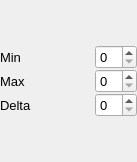
Qt form src/gui/keywordwidgets/vec3integer.ui (disorderedmaterials/dissolve) before a commit.
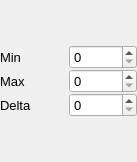
The same form after that commit.

What changed in the file:
```diff
--- a/src/gui/keywordwidgets/vec3integer.ui
+++ b/src/gui/keywordwidgets/vec3integer.ui
@@ -44,14 +44,7 @@
       </widget>
      </item>
      <item row="0" column="1">
-      <widget class="QSpinBox" name="Spin1">
-       <property name="sizePolicy">
-        <sizepolicy hsizetype="Fixed" vsizetype="Fixed">
-         <horstretch>0</horstretch>
-         <verstretch>0</verstretch>
-        </sizepolicy>
-       </property>
-      </widget>
+      <widget class="QSpinBox" name="Spin1"/>
      </item>
      <item row="1" column="0">
       <widget class="QLabel" name="MaxLabel">
```
